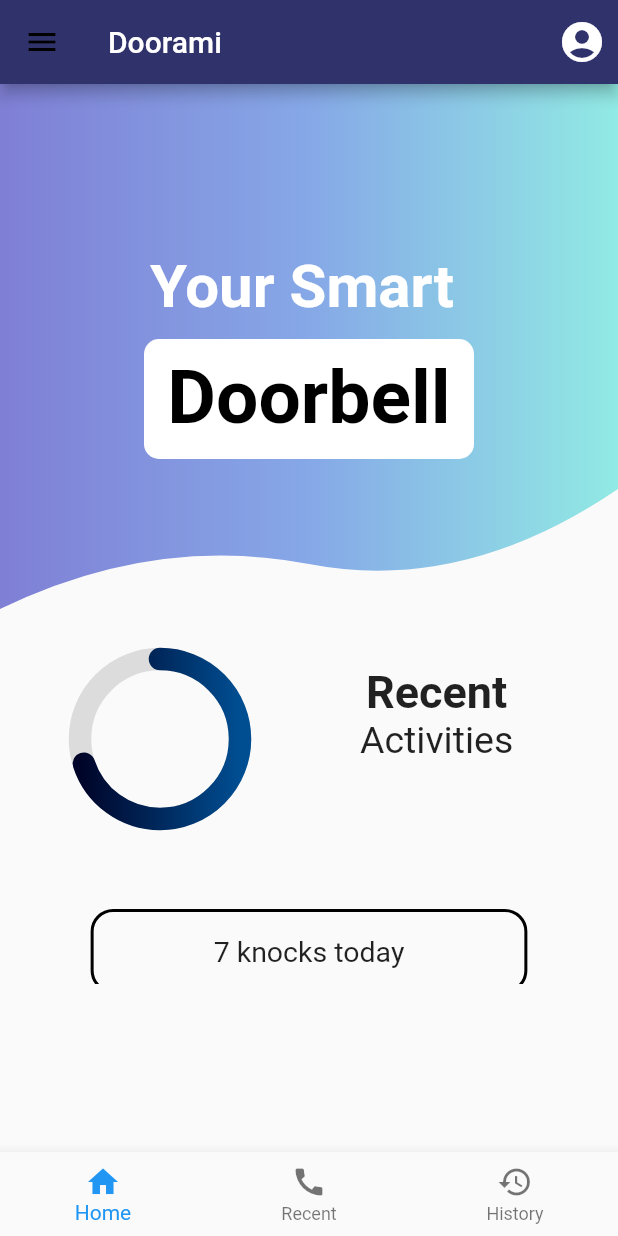
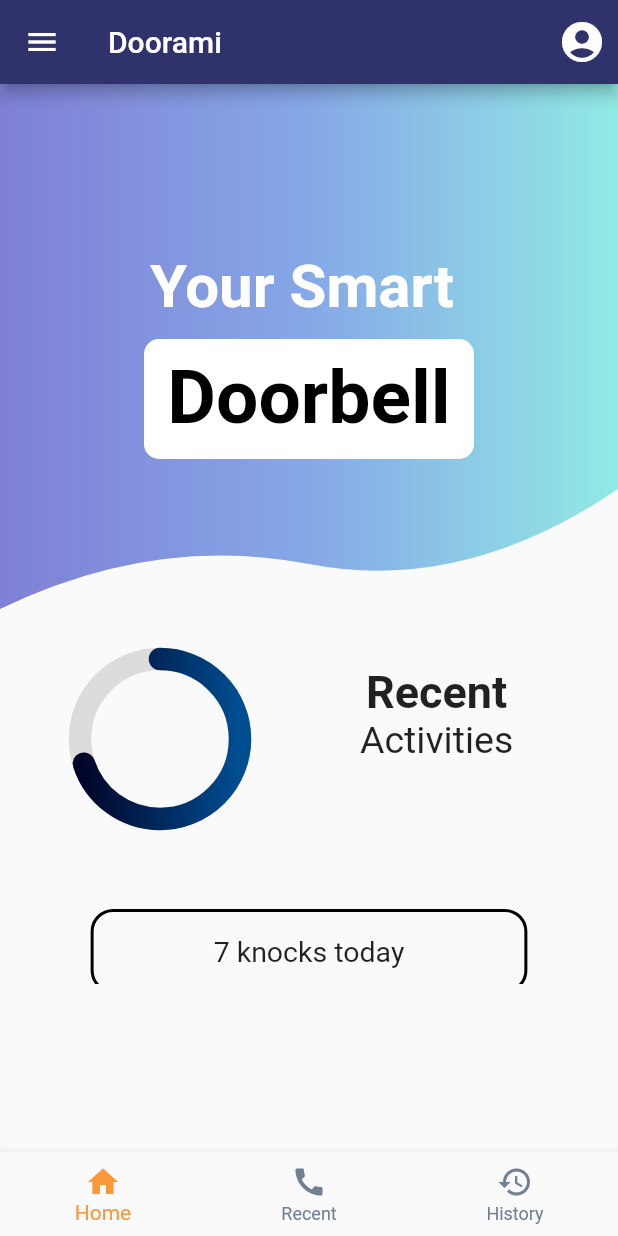
Before and after one commit to sjana289/Dooraemi, a Flutter app: the screen it shows after launch, on a phone screen of 412 x 824 dp. Run offline on Flutter 3.47's test engine with Material 2 defaults, Android fonts, the phone set to English and light mode, and no system bars; network calls fail; project files that could hold a hidden picture were left out.

Commit message:
Color Changes

```diff
--- a/lib/main.dart
+++ b/lib/main.dart
@@ -12,7 +12,7 @@ class MyApp extends StatelessWidget {
       debugShowCheckedModeBanner: false,
       theme: ThemeData(
         primaryColor: Color(0xFFFFB94E),
-        accentColor: Color(0xFF30336b),
+        iconTheme: IconThemeData(color: Colors.white)
       ),
       home: HomePage(),
       routes: <String, WidgetBuilder>{
--- a/lib/screen/Homepage/HomePage.dart
+++ b/lib/screen/Homepage/HomePage.dart
@@ -14,12 +14,26 @@ class _HomePageState extends State<HomePage> {
 
   final ScrollController _mycontroller = new ScrollController();
   int selectedPage=0;
+  var dndToggleValue;
+
+  @override
+  void initState(){
+    super.initState();
+    dndToggleValue = false;
+  }
+
+  dndToggle(bool e){
+    setState(() {
+      dndToggleValue = e;
+    });
+  }
 
   @override
   Widget build(BuildContext context) {
     return Scaffold(
       appBar: AppBar(
         title: Text('Doorami',style: TextStyle(color: Colors.white)),
+        iconTheme: IconThemeData(color: Colors.white),
         actions: <Widget>[
           IconButton(
             onPressed: (){},
@@ -31,6 +45,7 @@ class _HomePageState extends State<HomePage> {
         backgroundColor: Color(0xFF30336b),
       ),
       drawer: Drawer(
+        elevation: 3.0,
         child: ListView(
           children: <Widget>[
             UserAccountsDrawerHeader(
@@ -58,7 +73,13 @@ class _HomePageState extends State<HomePage> {
             ),
             ListTile(
               title: Text('Do Not Disturb'),
-              trailing: Icon(Icons.do_not_disturb),
+              trailing: Switch(
+                value: dndToggleValue,
+                onChanged: this.dndToggle,
+                inactiveTrackColor: Colors.grey,
+                inactiveThumbColor: Colors.lightBlueAccent,
+                activeColor: Colors.green,
+              ),
               onTap: (){},
             ),
           ],
@@ -96,6 +117,8 @@ class _HomePageState extends State<HomePage> {
       ),
       bottomNavigationBar: BottomNavigationBar(
         currentIndex: selectedPage,
+        unselectedItemColor: Color(0xFF718093),
+        selectedItemColor: Color(0xFFfa983a),
         onTap: (int index){
           setState(() {
             selectedPage = index;
--- a/lib/screen/Recent.dart
+++ b/lib/screen/Recent.dart
@@ -35,6 +35,7 @@ class _RecentState extends State<Recent> {
     return Scaffold(
       appBar: AppBar(
         title: Text('Recent',style: TextStyle(color: Colors.white)),
+        iconTheme: IconThemeData(color: Colors.white),
         actions: <Widget>[
           IconButton(
             onPressed: (){},
```
